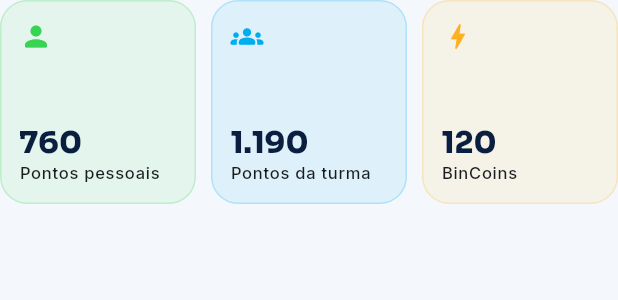
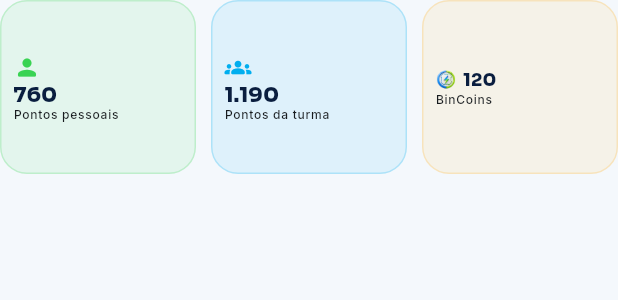
Before and after one commit to marcocaparra/BinGo, a Flutter app: the _ResourceSummary widget shown alone on an empty page, opened directly, on a phone screen of 412 x 824 dp. Shown: the top 300 px of the screen. Run offline on Flutter 3.47's test engine with Material 3 defaults, Android fonts, the phone set to English and light mode, and no system bars; our stand-ins replace shared_preferences; accounts and stored records are empty.

Commit message:
fix(mobile): compact profile resources

```diff
--- a/Software/mobile/bingo_app/lib/src/screens/profile_screen.dart
+++ b/Software/mobile/bingo_app/lib/src/screens/profile_screen.dart
@@ -158,6 +158,7 @@ class _ResourceSummary extends StatelessWidget {
           runSpacing: 10,
           children: [
             _ResourceTile(
+              key: const ValueKey('profile-resource-personal'),
               width: width,
               value: '760',
               label: 'Pontos pessoais',
@@ -165,6 +166,7 @@ class _ResourceSummary extends StatelessWidget {
               color: AppColors.green,
             ),
             _ResourceTile(
+              key: const ValueKey('profile-resource-class'),
               width: width,
               value: '1.190',
               label: 'Pontos da turma',
@@ -172,11 +174,11 @@ class _ResourceSummary extends StatelessWidget {
               color: AppColors.blue,
             ),
             _ResourceTile(
+              key: const ValueKey('profile-resource-bincoins'),
               width: width,
-              value: '120',
               label: 'BinCoins',
-              icon: Icons.bolt_rounded,
               color: AppColors.warning,
+              binCoinValue: 120,
             ),
           ],
         );
@@ -188,24 +190,30 @@ class _ResourceSummary extends StatelessWidget {
 class _ResourceTile extends StatelessWidget {
   const _ResourceTile({
     required this.width,
-    required this.value,
     required this.label,
-    required this.icon,
     required this.color,
-  });
+    this.value,
+    this.icon,
+    this.binCoinValue,
+    super.key,
+  }) : assert(
+         binCoinValue != null || (value != null && icon != null),
+         'Resource tiles need either BinCoins or a value and icon.',
+       );
 
   final double width;
-  final String value;
+  final String? value;
   final String label;
-  final IconData icon;
+  final IconData? icon;
   final Color color;
+  final int? binCoinValue;
 
   @override
   Widget build(BuildContext context) {
     return Container(
       width: width,
-      height: 136,
-      padding: const EdgeInsets.all(12),
+      height: 116,
+      padding: const EdgeInsets.symmetric(horizontal: 8, vertical: 6),
       decoration: BoxDecoration(
         color: color.withValues(alpha: 0.09),
         borderRadius: BorderRadius.circular(18),
@@ -213,11 +221,36 @@ class _ResourceTile extends StatelessWidget {
       ),
       child: Column(
         crossAxisAlignment: CrossAxisAlignment.start,
+        mainAxisAlignment: MainAxisAlignment.center,
         children: [
-          Icon(icon, color: color, size: 22),
-          const Spacer(),
-          Text(value, style: Theme.of(context).textTheme.titleLarge),
-          Text(label, maxLines: 2, style: Theme.of(context).textTheme.labelSmall),
+          if (binCoinValue case final amount?)
+            BinCoinAmount(
+              value: amount,
+              size: 14,
+              style: Theme.of(
+                context,
+              ).textTheme.titleMedium?.copyWith(fontSize: 12, height: 1),
+            )
+          else ...[
+            Icon(icon, color: color, size: 18),
+            const SizedBox(height: 2),
+            Text(
+              value!,
+              maxLines: 1,
+              style: Theme.of(
+                context,
+              ).textTheme.titleLarge?.copyWith(fontSize: 14, height: 1),
+            ),
+          ],
+          const SizedBox(height: 2),
+          Text(
+            label,
+            maxLines: 2,
+            overflow: TextOverflow.ellipsis,
+            style: Theme.of(
+              context,
+            ).textTheme.labelSmall?.copyWith(fontSize: 8, height: 1),
+          ),
         ],
       ),
     );
```
Also changed, not shown: 1 other file.
